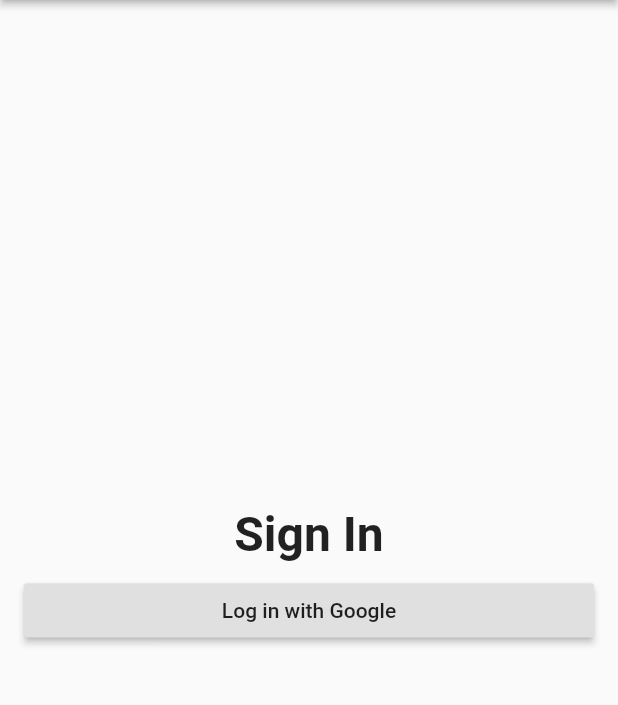
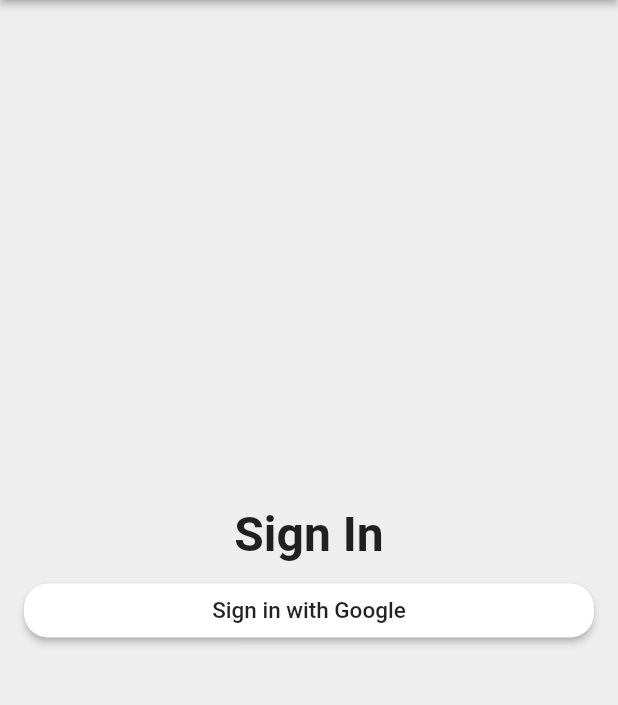
Before and after one commit to PatrickChow0803/Time-Tracker, a Flutter app: the screen it shows after launch, on a phone screen of 412 x 824 dp, the part 84-789 px from its top. Run offline on Flutter 3.47's test engine with Material 2 defaults, Android fonts, the phone set to English and light mode, and no system bars.

Commit message:
Added a custom_raised_button widget

```diff
--- a/lib/app/sign_in/sign_in_page.dart
+++ b/lib/app/sign_in/sign_in_page.dart
@@ -1,4 +1,5 @@
 import 'package:flutter/material.dart';
+import 'package:time_tracker_flutter_course/common_widgets/custom_raised_button.dart';
 
 class SignInPage extends StatelessWidget {
   @override
@@ -9,6 +10,7 @@ class SignInPage extends StatelessWidget {
         elevation: 2.0,
       ),
       body: _buildContainer(),
+      backgroundColor: Colors.grey[200],
     );
   }
 
@@ -29,10 +31,18 @@ class SignInPage extends StatelessWidget {
             ),
           ),
           SizedBox(height: 8.0),
-          RaisedButton(
-            child: Text('Log in with Google'),
+          CustomRaisedButton(
+            child: Text(
+              'Sign in with Google',
+              style: TextStyle(
+                color: Colors.black87,
+                fontSize: 15.0,
+              ),
+            ),
+            color: Colors.white,
             onPressed: () {},
-          )
+            borderRadius: 16.0,
+          ),
         ],
       ),
     );
--- /dev/null
+++ b/lib/common_widgets/custom_raised_button.dart
@@ -0,0 +1,27 @@
+import 'package:flutter/material.dart';
+
+class CustomRaisedButton extends StatelessWidget {
+  CustomRaisedButton({
+    @required this.child,
+    @required this.color,
+    @required this.borderRadius,
+    @required this.onPressed,
+  });
+  final Widget child;
+  final Color color;
+  final double borderRadius;
+  final VoidCallback onPressed;
+  @override
+  Widget build(BuildContext context) {
+    return RaisedButton(
+      child: child,
+      onPressed: onPressed,
+      color: color,
+      shape: RoundedRectangleBorder(
+        borderRadius: BorderRadius.all(
+          Radius.circular(borderRadius),
+        ),
+      ),
+    );
+  }
+}
```
